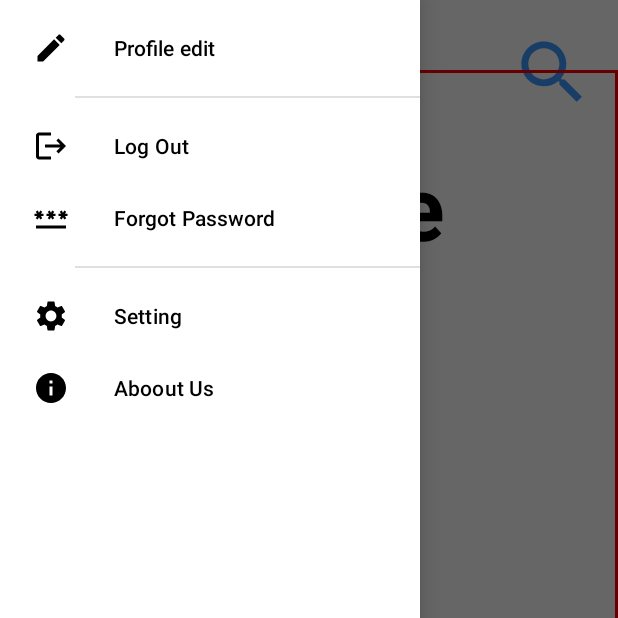
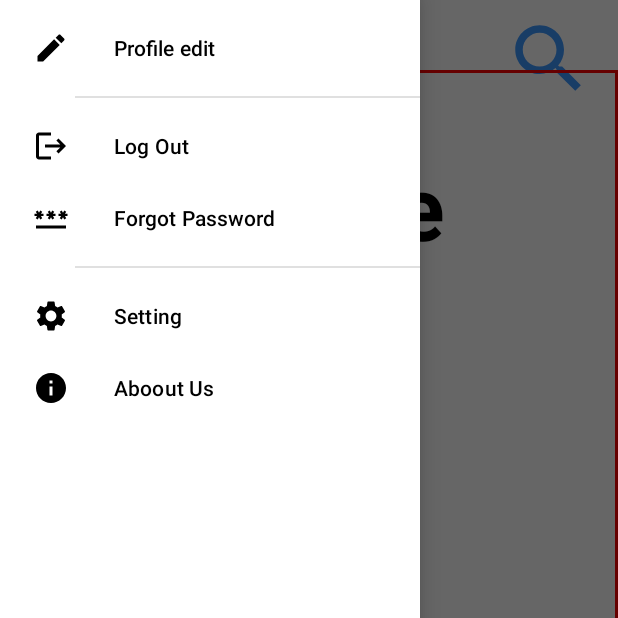
Before and after one commit to tejas-bhandigare/INZONE-Social-media-AndroidApplication-using-JAVA, an Android app: the drawer screen opened directly, with no data from a screen before it, with the side drawer open, on a phone screen of 412 x 824 dp, the top half of it. Run offline under Robolectric (Android 15) with nearby library versions, the phone set to English and light mode, and no system bars.

Commit message:
17/02/2024
Major updates in Admin panel

```diff
--- a/app/build.gradle
+++ b/app/build.gradle
@@ -59,4 +59,7 @@ dependencies {
     annotationProcessor 'com.github.bumptech.glide:compiler:4.12.0'
     implementation 'com.google.android.material:material:1.3.0-alpha03'
 
+    implementation 'com.firebaseui:firebase-ui-database:7.2.1'
+
+
 }
--- a/app/src/main/res/layout/activity_firstview.xml
+++ b/app/src/main/res/layout/activity_firstview.xml
@@ -34,19 +34,7 @@
         app:layout_constraintVertical_bias="0.989"
         app:srcCompat="@drawable/baseline_person_24" />
 
-    <ImageView
-        android:id="@+id/search_user"
-        android:layout_width="55dp"
-        android:layout_height="59dp"
-        app:layout_constraintBottom_toBottomOf="parent"
-        app:layout_constraintEnd_toEndOf="parent"
-        app:layout_constraintHorizontal_bias="0.955"
-        app:layout_constraintStart_toStartOf="parent"
-        app:layout_constraintTop_toTopOf="parent"
-        app:layout_constraintVertical_bias="0.024"
-        app:srcCompat="@drawable/baseline_search_24" />
-
-<!--    <Button-->
+    <!--    <Button-->
 <!--        android:id="@+id/logout"-->
 <!--        android:layout_width="wrap_content"-->
 <!--        android:layout_height="wrap_content"-->
@@ -69,6 +57,18 @@
 <!--        app:layout_constraintTop_toTopOf="parent"-->
 <!--        app:layout_constraintVertical_bias="0.091"-->
 <!--        app:srcCompat="@drawable/baseline_person_24" />-->
+
+    <ImageView
+        android:id="@+id/search_user"
+        android:layout_width="60dp"
+        android:layout_height="65dp"
+        app:layout_constraintBottom_toBottomOf="parent"
+        app:layout_constraintEnd_toEndOf="parent"
+        app:layout_constraintHorizontal_bias="0.954"
+        app:layout_constraintStart_toStartOf="parent"
+        app:layout_constraintTop_toTopOf="parent"
+        app:layout_constraintVertical_bias="0.009"
+        app:srcCompat="@drawable/baseline_search_24" />
 
     <ImageView
         android:id="@+id/displayallposts"
```
Also changed, not shown: app/src/main/java/com/example/project/DisplayAllPostsActivity.java (deleted, +0 -72 lines), app/src/main/java/com/example/project/PostAdapter.java (+9 -1 lines), app/src/main/java/com/example/project/firstview.java (+11 -19 lines), app/src/main/res/layout/activity_display_all_posts.xml (deleted, +0 -12 lines).
